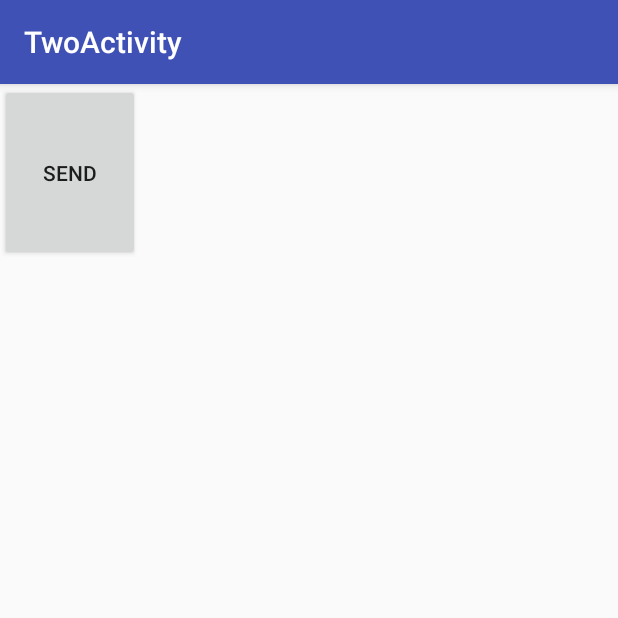
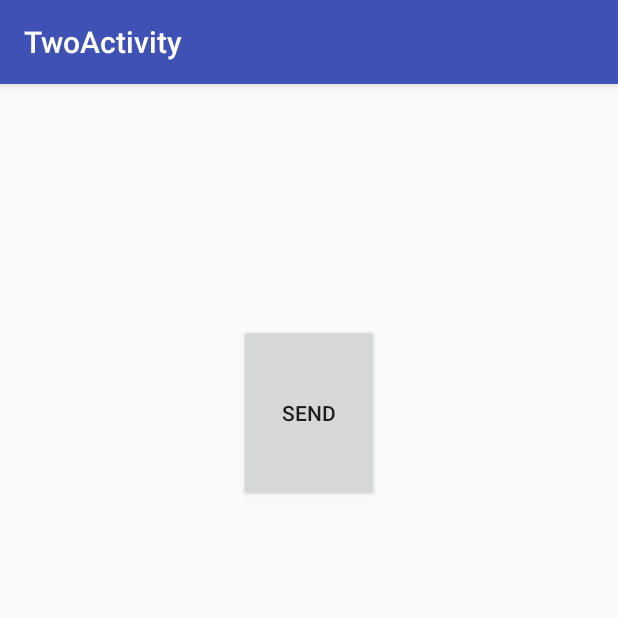
Before and after one commit to AditiShevale/Intent, an Android app: the screen it shows after launch (MainActivity), on a phone screen of 412 x 824 dp, the top half of it. Run offline under Robolectric (Android 15) with nearby library versions, the phone set to English and light mode, and no system bars.

Commit message:
removed Unwanted Code

```diff
--- a/app/src/main/java/com/example/aditi/twoactivity/MainActivity.java
+++ b/app/src/main/java/com/example/aditi/twoactivity/MainActivity.java
@@ -9,13 +9,8 @@ import android.widget.EditText;
 
 public class MainActivity extends AppCompatActivity {
 
-    private static final String LOG_TAG = MainActivity.class.getSimpleName();
 
-    public static final String EXTRA_MESSAGE = "com.example.android.twoactivities.extra.MESSAGE";
-
-
-    private EditText mMessageText;
-    @Override
+          @Override
     protected void onCreate(Bundle savedInstanceState) {
         super.onCreate(savedInstanceState);
         setContentView(R.layout.activity_main);
@@ -25,6 +20,6 @@ public class MainActivity extends AppCompatActivity {
     public void LaunchSecondActivity(View view) {
         Intent intent = new Intent(this,SecondActivity.class);
         startActivity(intent);
-        Log.d(LOG_TAG,"ButtonClicked");
+
     }
 }
--- a/app/src/main/res/layout/activity_main.xml
+++ b/app/src/main/res/layout/activity_main.xml
@@ -10,6 +10,9 @@
         android:id="@+id/button_main"
         android:layout_width="93dp"
         android:layout_height="118dp"
+        android:layout_alignParentTop="true"
+        android:layout_centerHorizontal="true"
+        android:layout_marginTop="160dp"
         android:onClick="LaunchSecondActivity"
         android:text="@string/button_main"
         tools:layout_editor_absoluteX="232dp"
```
